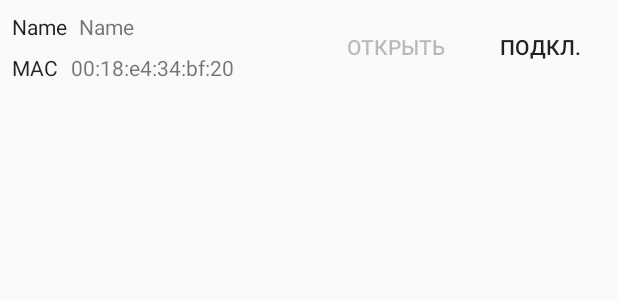
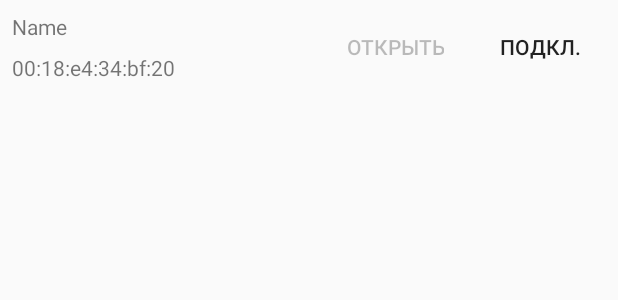
Before and after one commit to Barrya42/BlueTooth, an Android app: the layout bluetooth_list_item.xml on its own in the app's theme, with its tools: preview values and no code run, on a phone screen of 412 x 824 dp. Shown: the top 300 px of the screen. Run offline under Robolectric (Android 15) with nearby library versions, the phone set to English and light mode, and no system bars.

```diff
--- a/app/src/main/res/layout-v21/bluetooth_list_item.xml
+++ b/app/src/main/res/layout-v21/bluetooth_list_item.xml
@@ -8,49 +8,29 @@
 
 
     <TextView
-        android:id="@+id/textView"
-        android:layout_width="wrap_content"
+        android:id="@+id/tvName"
+        android:layout_width="0dp"
         android:layout_height="wrap_content"
+        android:layout_marginEnd="8dp"
         android:layout_marginStart="8dp"
         android:layout_marginTop="8dp"
         android:text="Name"
-        android:textAppearance="@style/TextAppearance.AppCompat.Body1"
+        app:layout_constraintEnd_toStartOf="@+id/btOpen"
         app:layout_constraintStart_toStartOf="parent"
         app:layout_constraintTop_toTopOf="parent" />
 
     <TextView
-        android:id="@+id/tvName"
-        android:layout_width="wrap_content"
-        android:layout_height="wrap_content"
-        android:layout_marginStart="8dp"
-        android:layout_marginTop="8dp"
-        android:text="Name"
-        app:layout_constraintStart_toEndOf="@+id/textView"
-        app:layout_constraintTop_toTopOf="parent" />
-
-    <TextView
-        android:id="@+id/textView3"
-        android:layout_width="wrap_content"
+        android:id="@+id/tvMac"
+        android:layout_width="0dp"
         android:layout_height="wrap_content"
         android:layout_marginBottom="8dp"
-        android:layout_marginStart="8dp"
-        android:layout_marginTop="8dp"
-        android:text="MAC"
-        android:textAppearance="@style/TextAppearance.AppCompat.Body1"
-        app:layout_constraintBottom_toBottomOf="parent"
-        app:layout_constraintStart_toStartOf="parent"
-        app:layout_constraintTop_toBottomOf="@+id/textView" />
-
-    <TextView
-        android:id="@+id/tvMac"
-        android:layout_width="wrap_content"
-        android:layout_height="wrap_content"
-        android:layout_marginBottom="8dp"
+        android:layout_marginEnd="8dp"
         android:layout_marginStart="8dp"
         android:layout_marginTop="8dp"
         android:text="00:18:e4:34:bf:20"
         app:layout_constraintBottom_toBottomOf="parent"
-        app:layout_constraintStart_toEndOf="@+id/textView3"
+        app:layout_constraintEnd_toStartOf="@+id/btOpen"
+        app:layout_constraintStart_toStartOf="parent"
         app:layout_constraintTop_toBottomOf="@+id/tvName" />
 
     <Button
@@ -87,10 +67,10 @@
         android:layout_height="wrap_content"
         android:layout_marginEnd="8dp"
         android:layout_marginStart="8dp"
+        android:visibility="gone"
         app:layout_constraintBottom_toBottomOf="parent"
         app:layout_constraintEnd_toEndOf="@+id/btConnect"
         app:layout_constraintStart_toStartOf="@+id/btConnect"
-        app:layout_constraintTop_toTopOf="parent"
-        android:visibility="gone" />
+        app:layout_constraintTop_toTopOf="parent" />
 
 </android.support.constraint.ConstraintLayout>
--- a/app/src/main/res/layout/bluetooth_list_item.xml
+++ b/app/src/main/res/layout/bluetooth_list_item.xml
@@ -1,56 +1,35 @@
 <?xml version="1.0" encoding="utf-8"?>
 <android.support.constraint.ConstraintLayout xmlns:android="http://schemas.android.com/apk/res/android"
     xmlns:app="http://schemas.android.com/apk/res-auto"
-    xmlns:tools="http://schemas.android.com/tools"
     android:id="@+id/clListItemRoot"
     android:layout_width="match_parent"
     android:layout_height="wrap_content">
 
 
     <TextView
-        android:id="@+id/textView"
-        android:layout_width="wrap_content"
+        android:id="@+id/tvName"
+        android:layout_width="0dp"
         android:layout_height="wrap_content"
+        android:layout_marginEnd="8dp"
         android:layout_marginStart="8dp"
         android:layout_marginTop="8dp"
         android:text="Name"
-        android:textAppearance="@style/TextAppearance.AppCompat.Body1"
+        app:layout_constraintEnd_toStartOf="@+id/btOpen"
         app:layout_constraintStart_toStartOf="parent"
         app:layout_constraintTop_toTopOf="parent" />
 
     <TextView
-        android:id="@+id/tvName"
-        android:layout_width="wrap_content"
-        android:layout_height="wrap_content"
-        android:layout_marginStart="8dp"
-        android:layout_marginTop="8dp"
-        android:text="Name"
-        app:layout_constraintStart_toEndOf="@+id/textView"
-        app:layout_constraintTop_toTopOf="parent" />
-
-    <TextView
-        android:id="@+id/textView3"
-        android:layout_width="wrap_content"
+        android:id="@+id/tvMac"
+        android:layout_width="0dp"
         android:layout_height="wrap_content"
         android:layout_marginBottom="8dp"
-        android:layout_marginStart="8dp"
-        android:layout_marginTop="8dp"
-        android:text="MAC"
-        android:textAppearance="@style/TextAppearance.AppCompat.Body1"
-        app:layout_constraintBottom_toBottomOf="parent"
-        app:layout_constraintStart_toStartOf="parent"
-        app:layout_constraintTop_toBottomOf="@+id/textView" />
-
-    <TextView
-        android:id="@+id/tvMac"
-        android:layout_width="wrap_content"
-        android:layout_height="wrap_content"
-        android:layout_marginBottom="8dp"
+        android:layout_marginEnd="8dp"
         android:layout_marginStart="8dp"
         android:layout_marginTop="8dp"
         android:text="00:18:e4:34:bf:20"
         app:layout_constraintBottom_toBottomOf="parent"
-        app:layout_constraintStart_toEndOf="@+id/textView3"
+        app:layout_constraintEnd_toStartOf="@+id/btOpen"
+        app:layout_constraintStart_toStartOf="parent"
         app:layout_constraintTop_toBottomOf="@+id/tvName" />
 
     <Button
@@ -87,10 +66,10 @@
         android:layout_height="wrap_content"
         android:layout_marginEnd="8dp"
         android:layout_marginStart="8dp"
+        android:visibility="gone"
         app:layout_constraintBottom_toBottomOf="parent"
         app:layout_constraintEnd_toEndOf="@+id/btConnect"
         app:layout_constraintStart_toStartOf="@+id/btConnect"
-        app:layout_constraintTop_toTopOf="parent"
-        android:visibility="gone" />
+        app:layout_constraintTop_toTopOf="parent" />
 
 </android.support.constraint.ConstraintLayout>
```
